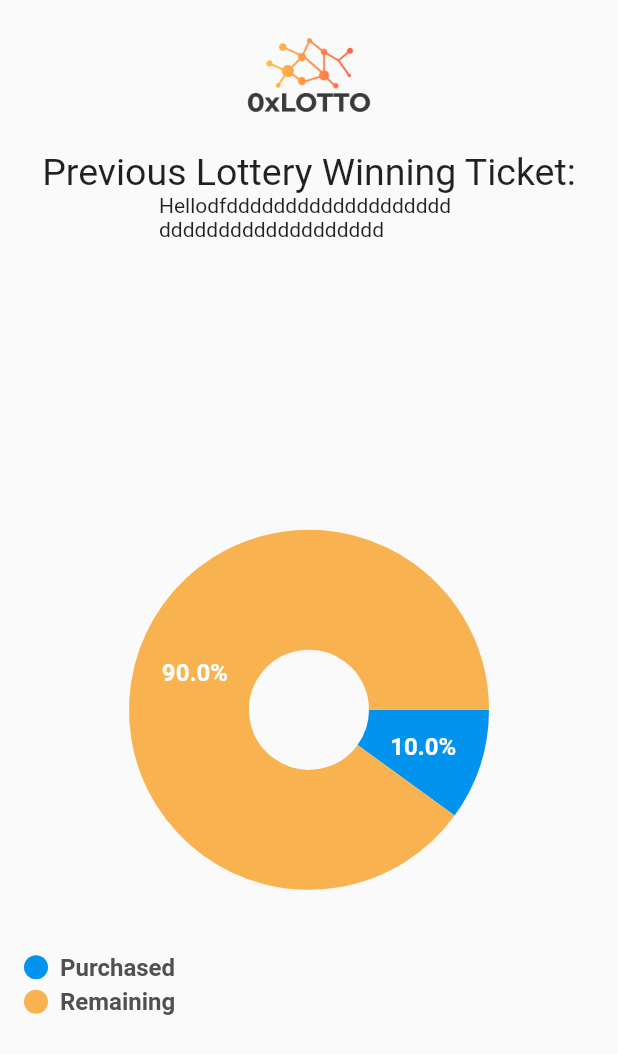
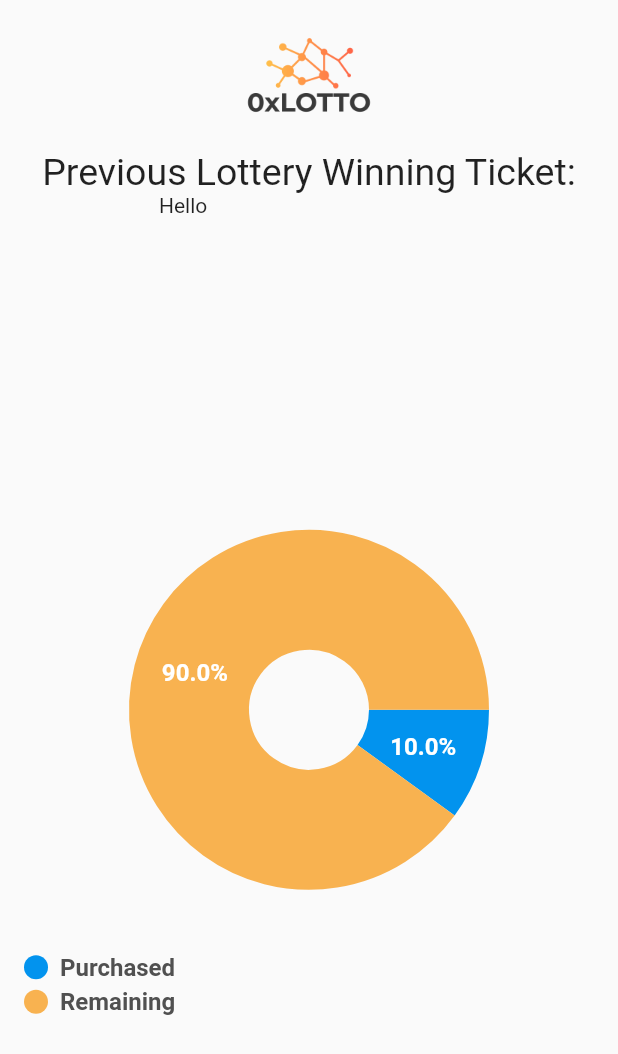
Before and after one commit to matt3209/crypto_king, a Flutter app: the LotteryPage screen opened directly, on a phone screen of 412 x 824 dp. Shown: the top 1054 px of the screen. Run offline on Flutter 3.47's test engine with Material 2 defaults, Android fonts, the phone set to English and light mode, and no system bars; drawn by our look-alikes of fl_chart; our stand-ins replace cloud_firestore, firebase_auth, firebase_core, fluttertoast, numberpicker; accounts and stored records are empty.

```diff
--- a/lib/logged_lotteryPage.dart
+++ b/lib/logged_lotteryPage.dart
@@ -32,7 +32,7 @@ class PieChartPageState extends State<LotteryPage> {
                 height: 200.0,
                 width: 200.0,
                 child: Text(
-                    'Hellodfdddddddddddddddddddddddddddddddddddddd'),
+                    'Hello'),
               ),
               Container(
                 child: Column(children: <Widget>[
```
